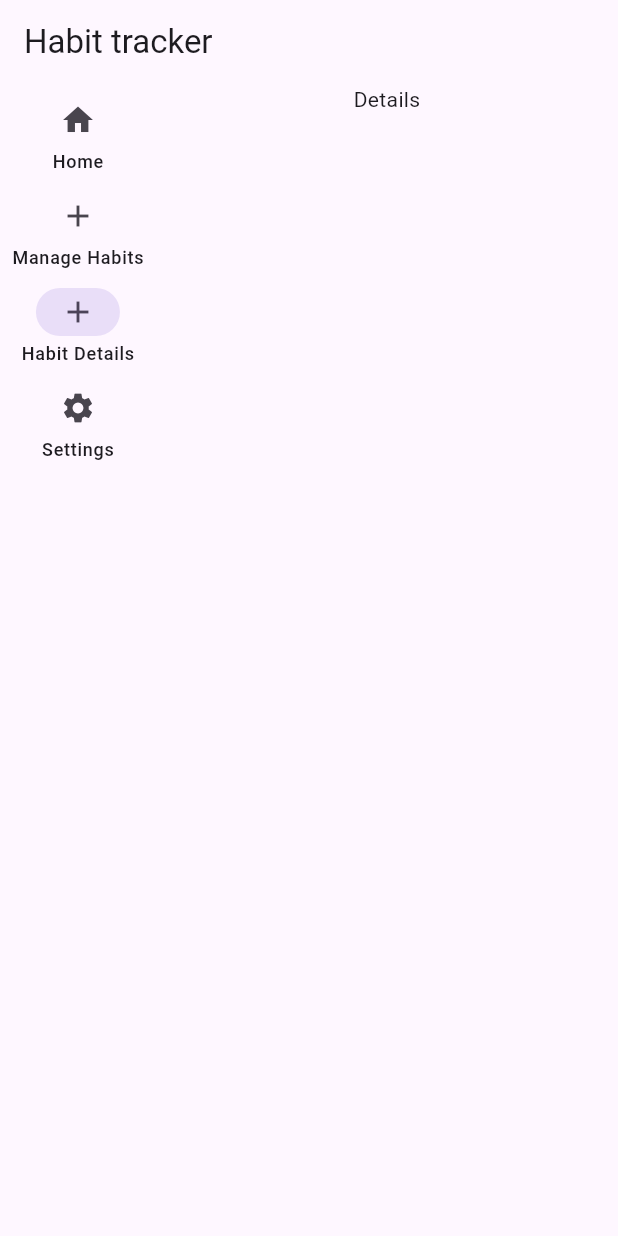
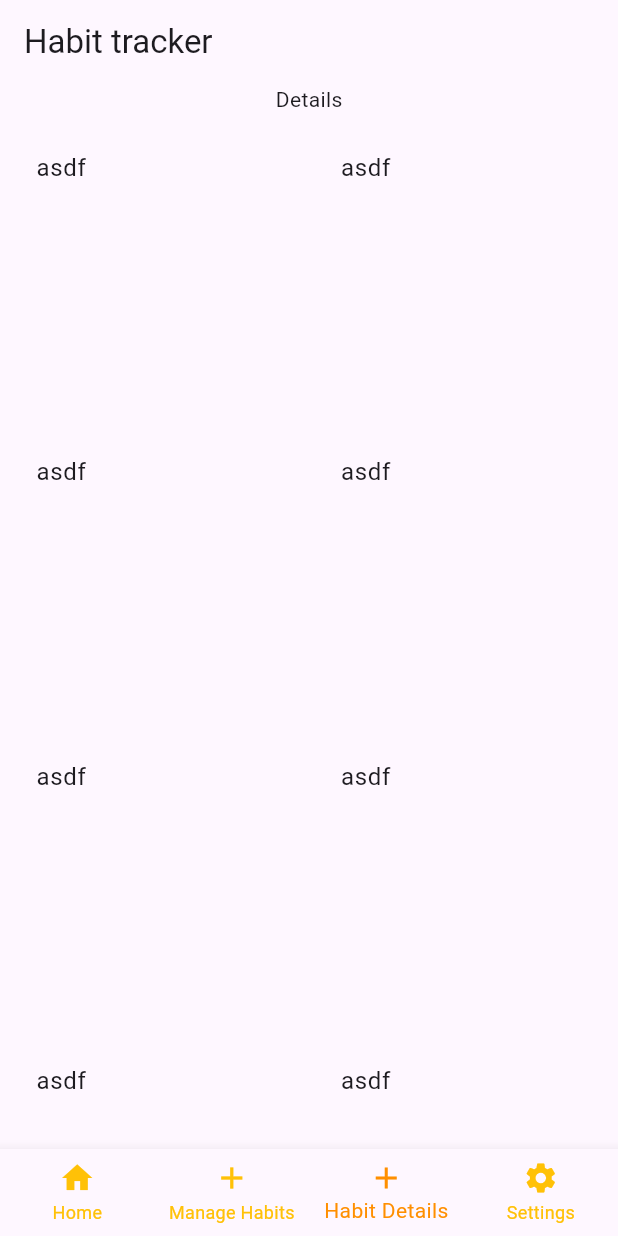
Before and after one commit to leandrolavore/flutter_app, a Flutter app: the HabitDetailsScreen screen opened by its route, on a phone screen of 412 x 824 dp. Run offline on Flutter 3.47's test engine with Material 3 defaults, Android fonts, the phone set to English and light mode, and no system bars; our stand-ins replace go_router, shared_preferences; accounts and stored records are empty.

Commit message:
manage habits and navigation/bottom

```diff
--- a/lib/features/habits/habit_details_screen.dart
+++ b/lib/features/habits/habit_details_screen.dart
@@ -23,7 +23,14 @@ class _HabitDetailScreenState extends State<HabitDetailsScreen> {
             Expanded(
               child: Consumer<HabitProvider>(
                 builder: (context, habitProvider, child) {
-                  return ListView.builder(
+                  return GridView.builder(
+                    padding: const EdgeInsets.all(8.0),
+                    gridDelegate: SliverGridDelegateWithMaxCrossAxisExtent(
+                      maxCrossAxisExtent: 200, // Maximum width per tile
+                      crossAxisSpacing: 10,
+                      mainAxisSpacing: 10,
+                      childAspectRatio: 1.0, // Adjust according to your design
+                    ),
                     itemCount: habitProvider.habits.length,
                     itemBuilder: (context, index) {
                       final habit = habitProvider.habits[index];
--- a/lib/main.dart
+++ b/lib/main.dart
@@ -1,3 +1,4 @@
+import 'package:flutter/foundation.dart';
 import 'package:flutter/material.dart';
 import 'package:go_router/go_router.dart';
 import 'package:habits/provider/habit_provider.dart';
@@ -35,10 +36,15 @@ class MainLayout extends StatelessWidget {
 
   @override
   Widget build(BuildContext context) {
+    final bool isMobile =
+        defaultTargetPlatform == TargetPlatform.android ||
+        defaultTargetPlatform == TargetPlatform.iOS;
+
     return Scaffold(
       appBar: AppBar(title: const Text('Habit tracker')),
       body: Row(
         children: [
+          if (!isMobile)
             NavigationRail(
               labelType: NavigationRailLabelType.all,
               selectedIndex: _getSelectedIndex(context),
@@ -80,6 +86,51 @@ class MainLayout extends StatelessWidget {
           Expanded(child: child),
         ],
       ),
+      bottomNavigationBar:
+          isMobile
+              ? BottomNavigationBar(
+                currentIndex: _getSelectedIndex(context),
+                onTap: (index) {
+                  switch (index) {
+                    case 0:
+                      context.go('/');
+                      break;
+                    case 1:
+                      context.go('/habits/manage-habits');
+                      break;
+                    case 2:
+                      context.go('/habits/habit-details');
+                      break;
+                    case 3:
+                      context.go('/settings');
+                      break;
+                  }
+                },
+                items: const <BottomNavigationBarItem>[
+                  BottomNavigationBarItem(
+                    icon: Icon(Icons.home),
+                    label: 'Home',
+                  ),
+                  BottomNavigationBarItem(
+                    icon: Icon(Icons.add),
+                    label: 'Manage Habits',
+                  ),
+                  BottomNavigationBarItem(
+                    icon: Icon(Icons.add),
+                    label: 'Habit Details',
+                  ),
+                  BottomNavigationBarItem(
+                    icon: Icon(Icons.settings),
+                    label: 'Settings',
+                  ),
+                ],
+                selectedItemColor: Colors.amber[800],
+                unselectedItemColor: Colors.amber,
+                type: BottomNavigationBarType.fixed,
+                showSelectedLabels: true,
+                showUnselectedLabels: true,
+              )
+              : null,
     );
   }
 
--- a/lib/provider/habit_provider.dart
+++ b/lib/provider/habit_provider.dart
@@ -2,7 +2,34 @@ import 'package:flutter/material.dart';
 import 'package:habits/provider/habit.dart';
 
 class HabitProvider extends ChangeNotifier {
-  final List<Habit> _habits = [];
+  final List<Habit> _habits = [
+    Habit(name: 'asdf'),
+    Habit(name: 'asdf'),
+    Habit(name: 'asdf'),
+    Habit(name: 'asdf'),
+    Habit(name: 'asdf'),
+    Habit(name: 'asdf'),
+    Habit(name: 'asdf'),
+    Habit(name: 'asdf'),
+    Habit(name: 'asdf'),
+    Habit(name: 'asdf'),
+    Habit(name: 'asdf'),
+    Habit(name: 'asdf'),
+    Habit(name: 'asdf'),
+    Habit(name: 'asdf'),
+    Habit(name: 'asdf'),
+    Habit(name: 'asdf'),
+    Habit(name: 'asdf'),
+    Habit(name: 'asdf'),
+    Habit(name: 'asdf'),
+    Habit(name: 'asdf'),
+    Habit(name: 'asdf'),
+    Habit(name: 'asdf'),
+    Habit(name: 'asdf'),
+    Habit(name: 'asdf'),
+    Habit(name: 'asdf'),
+    Habit(name: 'asdf'),
+  ];
 
   List<Habit> get habits => _habits;
 
```
Also changed, not shown: lib/features/habits/manage_habit_screen.dart (+23 -4 lines). Lines whose indentation alone changed are shown as unchanged.
